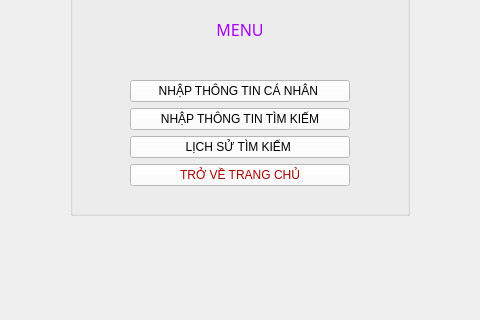
Above: client/frontend/ui/mainwindow.ui from DacLuc/relative_face_recognition_app before the change; both pictures show x 300 to 780 and y 235 to 555 of the 1074 by 555 pixel window. Below: the same form after it.
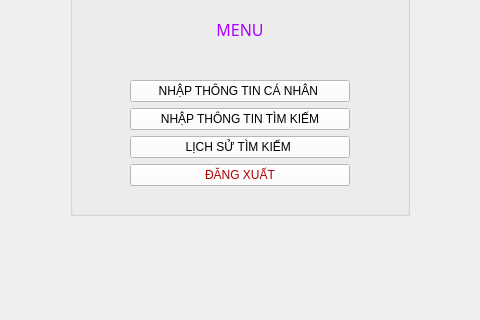
That is the form after the change.

```diff
--- a/client/frontend/ui/mainwindow.ui
+++ b/client/frontend/ui/mainwindow.ui
@@ -139,7 +139,7 @@
 background-color: rgb(255, 255, 255);</string>
         </property>
         <property name="text">
-         <string>TRỞ VỀ TRANG CHỦ</string>
+         <string>ĐĂNG XUẤT</string>
         </property>
        </widget>
       </item>
```
